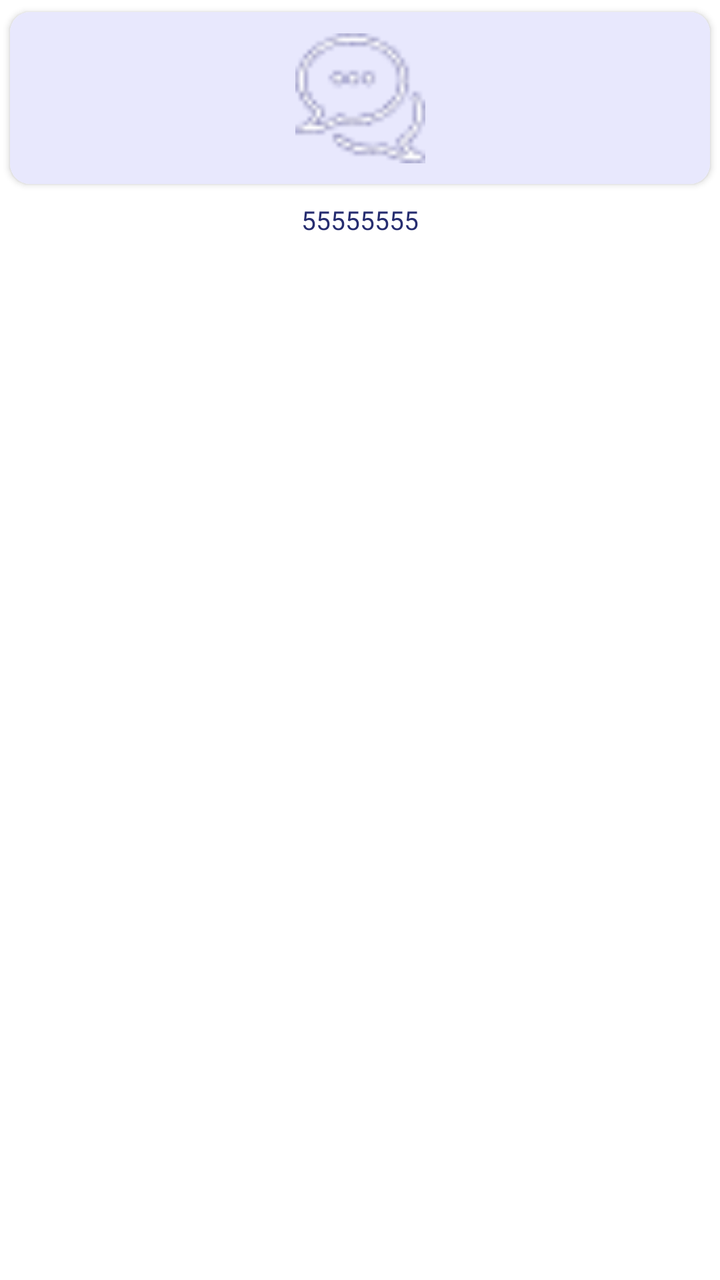
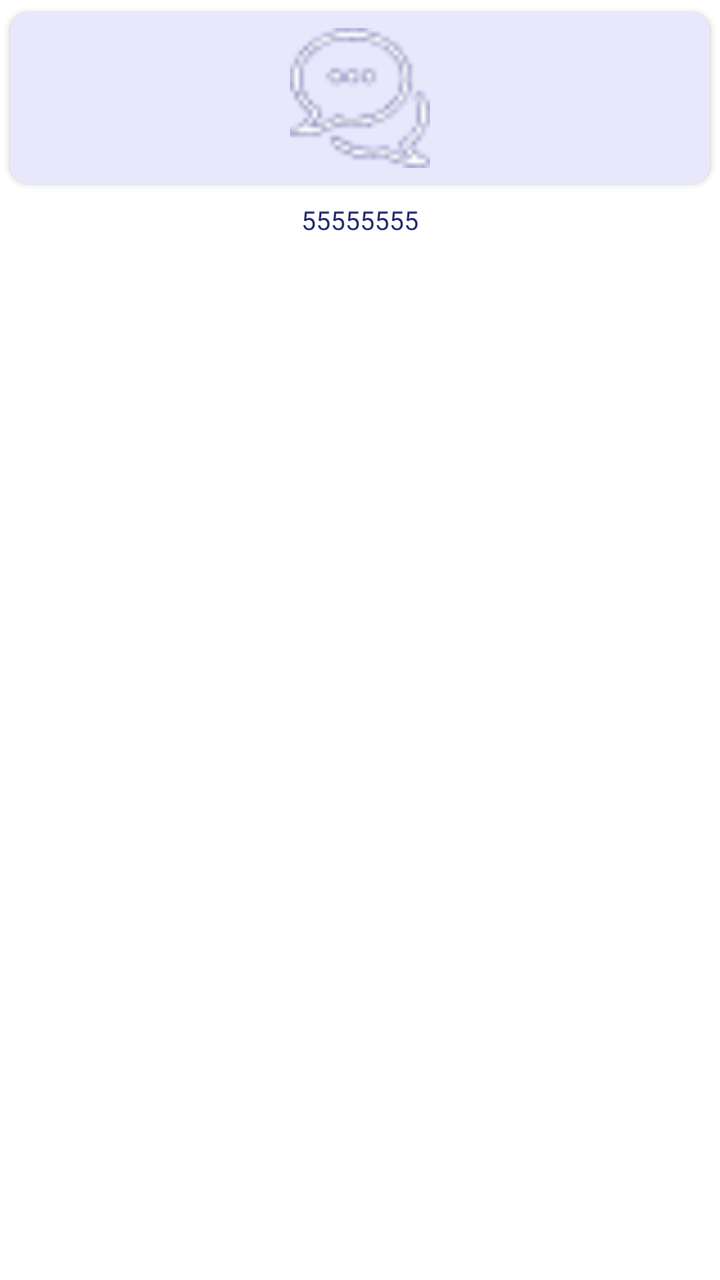

Two renders of the same Android screen: before a commit and after it. Below are the layout's source before the change and the commit's diff.
<!-- AndroidManifest.xml: application theme Theme.NewDesign -->
<!-- res/layout/item_layout_medicalrvservices.xml -->
<?xml version="1.0" encoding="utf-8"?>
<androidx.constraintlayout.widget.ConstraintLayout
        xmlns:android="http://schemas.android.com/apk/res/android"
        android:layout_width="match_parent"
        android:layout_height="wrap_content"
        xmlns:app="http://schemas.android.com/apk/res-auto">

    <androidx.cardview.widget.CardView
            android:id="@+id/cardview"
            android:layout_width="match_parent"
            android:layout_height="wrap_content"
            app:cardCornerRadius="10dp"
            app:cardUseCompatPadding="true"
            android:padding="@dimen/_8sdp"
            android:background="@color/color_completeprofile"
            app:layout_constraintEnd_toEndOf="parent"
            app:layout_constraintStart_toStartOf="parent"
            app:layout_constraintTop_toTopOf="parent"

    >

        <androidx.constraintlayout.widget.ConstraintLayout
                android:id="@+id/layput_services"
                android:layout_width="match_parent"
                android:layout_height="match_parent"
                android:background="@color/color_completeprofile"
                android:padding="3dp"
        >

            <androidx.constraintlayout.widget.ConstraintLayout
                    android:id="@+id/layout_uploadImage"
                    android:layout_width="80dp"
                    android:layout_height="80dp"
                    app:layout_constraintTop_toTopOf="parent"
                    app:layout_constraintEnd_toEndOf="parent"
                    app:layout_constraintStart_toStartOf="parent">

                <com.google.android.material.imageview.ShapeableImageView
                        android:id="@+id/iv_services"
                        android:layout_width="65dp"
                        android:layout_height="65dp"
                        android:adjustViewBounds="true"
                        android:src="@drawable/ic_chat"
                        app:layout_constraintBottom_toBottomOf="parent"
                        app:layout_constraintEnd_toEndOf="parent"
                        app:layout_constraintStart_toStartOf="parent"
                        app:layout_constraintTop_toTopOf="parent"/>
            </androidx.constraintlayout.widget.ConstraintLayout>

        </androidx.constraintlayout.widget.ConstraintLayout>

    </androidx.cardview.widget.CardView>
    <TextView
            android:id="@+id/tv_serviceName"
            android:layout_width="wrap_content"
            android:layout_height="wrap_content"
            android:text="55555555"
            android:gravity="center"
            android:padding="3dp"
            android:textAppearance="@style/TextAppearance.AppCompat.Headline"
            android:textColor="@color/color_primary"
            android:textSize="13sp"
            app:layout_constraintStart_toStartOf="parent"
            app:layout_constraintEnd_toEndOf="parent"
            app:layout_constraintTop_toBottomOf="@+id/cardview"/>


</androidx.constraintlayout.widget.ConstraintLayout>
<!-- resources referenced by this layout -->
<resources>
  <color name="color_completeprofile">#E8E8FD</color>
  <color name="color_primary">#262D70</color>
  <!-- drawable ic_chat: png bitmap (drawable, 1329 bytes) -->
  <style name="Theme.NewDesign" parent="Theme.MaterialComponents.Light.NoActionBar">
          
          <item name="colorPrimary">@color/purple_500</item>
          <item name="colorPrimaryVariant">@color/purple_700</item>
          <item name="colorOnPrimary">@color/white</item>
          
          <item name="colorSecondary">#0639BA</item>
          <item name="colorSecondaryVariant">@color/teal_700</item>
          <item name="colorOnSecondary">@color/black</item>
          
          <item name="android:statusBarColor">?attr/colorPrimaryVariant</item>
          
      </style>
  <color name="purple_500">#AEB3BE</color>
  <color name="purple_700">#FF3700B3</color>
  <color name="white">#FFFFFFFF</color>
  <color name="teal_700">#FF018786</color>
  <color name="black">#FF000000</color>
</resources>

<!-- the commit's change to res/layout/item_layout_medicalrvservices.xml (unified diff, before → after) -->
@@ -1,7 +1,7 @@
 <?xml version="1.0" encoding="utf-8"?>
 <androidx.constraintlayout.widget.ConstraintLayout
         xmlns:android="http://schemas.android.com/apk/res/android"
-        android:layout_width="match_parent"
+        android:layout_width="wrap_content"
         android:layout_height="wrap_content"
         xmlns:app="http://schemas.android.com/apk/res-auto">
 
@@ -11,7 +11,6 @@
             android:layout_height="wrap_content"
             app:cardCornerRadius="10dp"
             app:cardUseCompatPadding="true"
-            android:padding="@dimen/_8sdp"
             android:background="@color/color_completeprofile"
             app:layout_constraintEnd_toEndOf="parent"
             app:layout_constraintStart_toStartOf="parent"
@@ -22,7 +21,7 @@
         <androidx.constraintlayout.widget.ConstraintLayout
                 android:id="@+id/layput_services"
                 android:layout_width="match_parent"
-                android:layout_height="match_parent"
+                android:layout_height="wrap_content"
                 android:background="@color/color_completeprofile"
                 android:padding="3dp"
         >
@@ -37,8 +36,8 @@
 
                 <com.google.android.material.imageview.ShapeableImageView
                         android:id="@+id/iv_services"
-                        android:layout_width="65dp"
-                        android:layout_height="65dp"
+                        android:layout_width="70dp"
+                        android:layout_height="70dp"
                         android:adjustViewBounds="true"
                         android:src="@drawable/ic_chat"
                         app:layout_constraintBottom_toBottomOf="parent"
